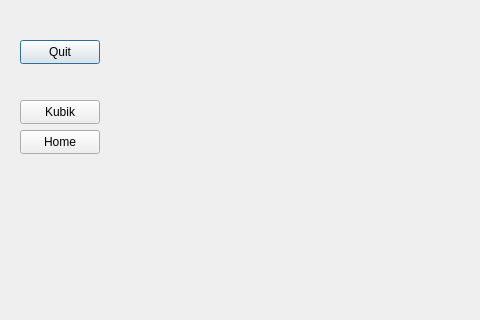
Before: the Qt Designer form gamewidget.ui in SahibAlMowt/Monopoly, drawn with Qt 5; both pictures show x 0 to 480 and y 0 to 320 of the 1098 by 607 pixel window.
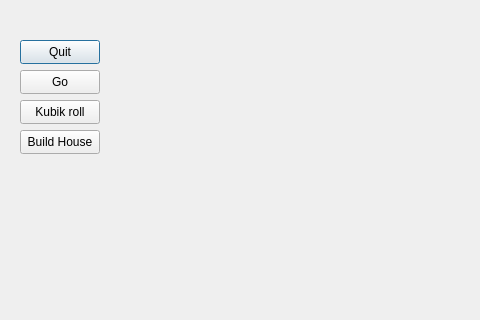
After: the same form once the commit is applied.

Commit message: add go_button for debug program

```diff
--- a/gamewidget.ui
+++ b/gamewidget.ui
@@ -36,7 +36,7 @@
     </rect>
    </property>
    <property name="text">
-    <string>Kubik</string>
+    <string>Kubik roll</string>
    </property>
   </widget>
   <widget class="QPushButton" name="build_houses">
@@ -49,7 +49,20 @@
     </rect>
    </property>
    <property name="text">
-    <string>Home</string>
+    <string>Build House</string>
+   </property>
+  </widget>
+  <widget class="QPushButton" name="go_button">
+   <property name="geometry">
+    <rect>
+     <x>20</x>
+     <y>70</y>
+     <width>80</width>
+     <height>24</height>
+    </rect>
+   </property>
+   <property name="text">
+    <string>Go</string>
    </property>
   </widget>
  </widget>
```
The commit also changes 1 other file.
